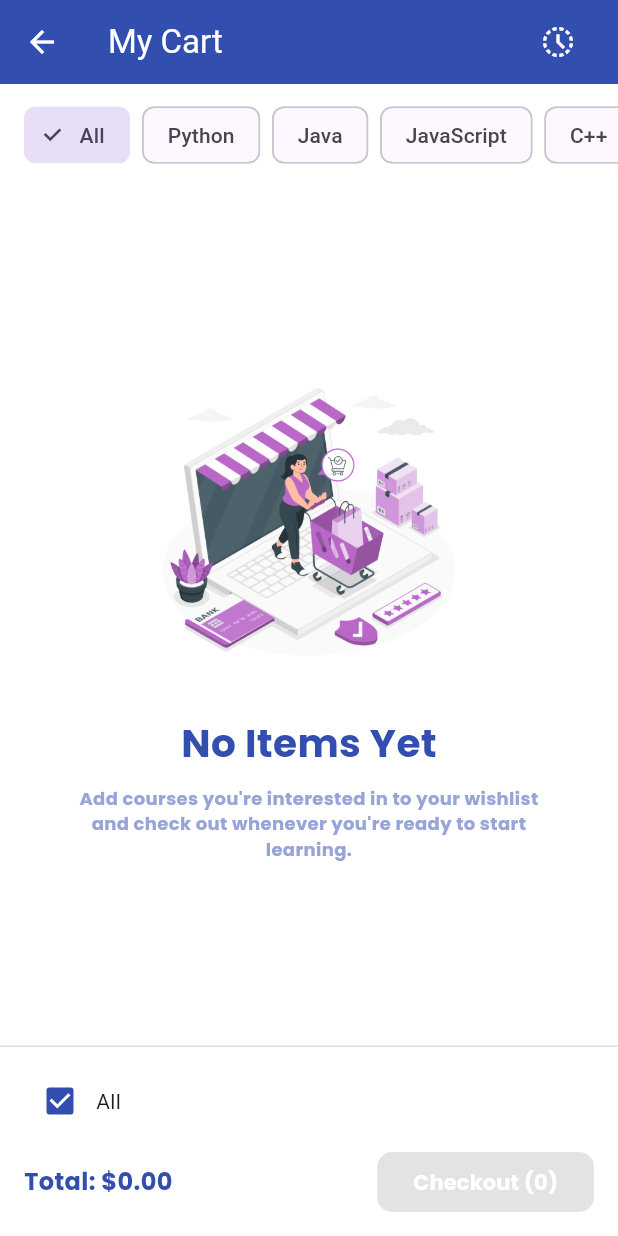
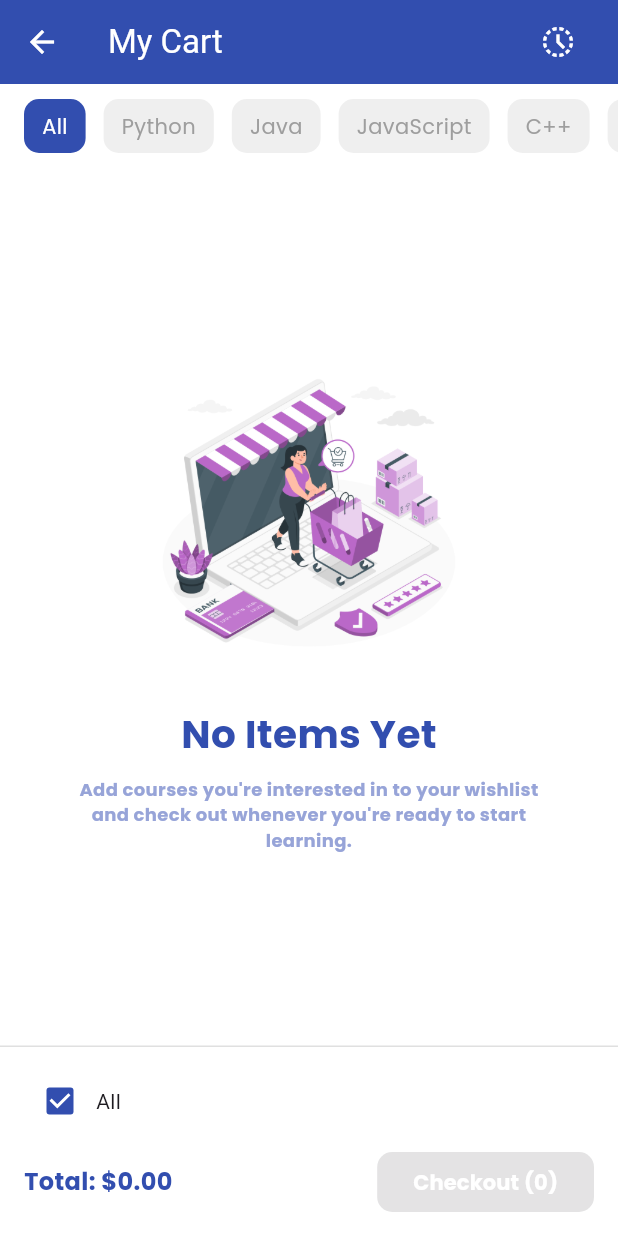
Before and after one commit to Thienry18/project-mobile, a Flutter app: the MyCoursePage screen opened directly, item 3 of the bottom bar chosen, after a tap on the "shopping cart" icon, on a phone screen of 412 x 824 dp. Run offline on Flutter 3.47's test engine with Material 3 defaults, Android fonts, the phone set to English and light mode, and no system bars; our stand-ins replace country_picker, flutter_speed_dial, flutter_svg, google_fonts, image_picker, share_plus and 2 more; accounts and stored records are empty.

Commit message:
fix detail

```diff
--- a/lib/screens/cart.dart
+++ b/lib/screens/cart.dart
@@ -11,6 +11,7 @@ import 'package:projek_mobile/screens/my_course_page.dart';
 import 'package:projek_mobile/widgets/cart_item_tile.dart';
 import 'package:projek_mobile/widgets/custom_bottom_bar.dart';
 import 'package:projek_mobile/data/my_course_data.dart';
+import 'package:projek_mobile/widgets/category_chips.dart';
 import 'package:provider/provider.dart';
 import 'package:shared_preferences/shared_preferences.dart';
 
@@ -156,19 +157,13 @@ class _CartPageState extends State<CartPage> {
 
   void _handleCheckout() async {
     final prefs = await SharedPreferences.getInstance();
-
-    // Ambil riwayat pembelian sebelumnya
     final historyData = prefs.getString('purchase_history');
     final List<Map<String, dynamic>> history =
         historyData != null
             ? List<Map<String, dynamic>>.from(jsonDecode(historyData))
             : [];
-
-    // Kumpulkan semua judul course yang pernah dibeli
     final purchasedTitles = history.map((e) => e['title']).toSet();
     final myCourseTitles = myCourses.map((e) => e.title).toSet();
-
-    // Ambil item yang dipilih dan belum pernah dibeli
     final selectedItems =
         cartCourses.where((item) {
           final notInHistory = !purchasedTitles.contains(item.title);
@@ -188,26 +183,18 @@ class _CartPageState extends State<CartPage> {
       return;
     }
 
-    // Tambahkan ke My Courses
     for (final course in selectedItems) {
       myCourses.add(course);
     }
-
-    // Hapus dari cart yang sudah dibeli
     cartCourses.removeWhere((item) => selectedIndexes.contains(item.index));
-
     setState(() {
       selectedIndexes.clear();
       selectedPromo = null;
       promoDiscount = 0.0;
       _selectAllVisibleItems();
     });
-
-    // Simpan notifikasi dan history
     await _addCheckoutNotification(selectedItems);
     await _saveToHistory(selectedItems);
-
-    // Pindah ke halaman My Course
     Navigator.pushReplacement(
       context,
       MaterialPageRoute(builder: (_) => MyCoursePage()),
@@ -218,11 +205,9 @@ class _CartPageState extends State<CartPage> {
     final prefs = await SharedPreferences.getInstance();
     final data = prefs.getString('purchase_history');
     List<Map<String, dynamic>> history = [];
-
     if (data != null) {
       history = List<Map<String, dynamic>>.from(jsonDecode(data));
     }
-
     for (final course in purchasedCourses) {
       history.add({
         'image': course.images,
@@ -237,7 +222,6 @@ class _CartPageState extends State<CartPage> {
         "status": "completed",
       });
     }
-
     await prefs.setString('purchase_history', jsonEncode(history));
   }
 
@@ -245,31 +229,22 @@ class _CartPageState extends State<CartPage> {
     final prefs = await SharedPreferences.getInstance();
     final data = prefs.getString('notifications');
     List<Map<String, dynamic>> currentNotifications = [];
-
     if (data != null) {
       currentNotifications = List<Map<String, dynamic>>.from(
         jsonDecode(data).map((e) => Map<String, dynamic>.from(e)),
       );
     }
-
-    // Ambil URL gambar dari course pertama (pastikan ada)
     final imageUrl =
-        purchasedCourses.isNotEmpty
-            ? purchasedCourses
-                .first
-                .images // <- pastikan field 'image' berisi URL
-            : null;
-
+        purchasedCourses.isNotEmpty ? purchasedCourses.first.images : null;
     final newNotification = {
       'title': 'Order Completed!',
       'message':
           'Thanks for your purchase! Your course is now available in My Course. Take your time, start whenever you’re ready, and enjoy every step of your learning journey.',
-      'image': imageUrl ?? '', // default ke kosong jika tidak ada
+      'image': imageUrl ?? '',
       'date': _getCurrentFormattedDateTime(),
       'unread': true,
-      'isNetworkImage': true, // <-- flag penting agar tahu ini network image
+      'isNetworkImage': true,
     };
-
     currentNotifications.insert(0, newNotification);
     await prefs.setString('notifications', jsonEncode(currentNotifications));
   }
@@ -336,7 +311,20 @@ class _CartPageState extends State<CartPage> {
       body: Column(
         children: [
           const SizedBox(height: 10),
-          _buildCategoryChips(),
+          Padding(
+            padding: const EdgeInsets.only(left: 16), // Tambah padding kiri
+            child: CategoryChips(
+              categoryList: ['All', ...categoryList],
+              selectedIndexes: {selectedCategoryIndex},
+              onCategoryToggle: (index) {
+                setState(() {
+                  selectedCategoryIndex = index;
+                  _selectAllVisibleItems();
+                });
+              },
+            ),
+          ),
+
           const SizedBox(height: 10),
           Padding(
             padding: const EdgeInsets.symmetric(horizontal: 16),
@@ -374,39 +362,20 @@ class _CartPageState extends State<CartPage> {
     );
   }
 
-  Widget _buildCategoryChips() {
-    return SingleChildScrollView(
-      scrollDirection: Axis.horizontal,
-      padding: const EdgeInsets.symmetric(horizontal: 16),
-      child: Row(
-        children: List.generate(categoryList.length + 1, (index) {
-          final label = index == 0 ? 'All' : categoryList[index - 1];
-          final isSelected = selectedCategoryIndex == index;
-          return Padding(
-            padding: const EdgeInsets.only(right: 8),
-            child: ChoiceChip(
-              label: Text(label),
-              selected: isSelected,
-              onSelected: (_) {
-                setState(() {
-                  selectedCategoryIndex = index;
-                  _selectAllVisibleItems();
-                });
-              },
-            ),
-          );
-        }),
-      ),
-    );
-  }
-
   Widget _buildCartList(List<Course> cartItems) {
     return ListView.builder(
-      padding: const EdgeInsets.all(16),
+      padding: const EdgeInsets.symmetric(horizontal: 16, vertical: 8),
       itemCount: cartItems.length,
       itemBuilder: (context, index) {
         final course = cartItems[index];
-        return CartItemTile(
+        return Padding(
+          padding: const EdgeInsets.only(bottom: 12),
+          child: Builder(
+            builder: (context) {
+              final screenWidth = MediaQuery.of(context).size.width;
+              return Container(
+                width: screenWidth - 32, // 16 left + 16 right padding
+                child: CartItemTile(
                   course: course,
                   isSelected: selectedIndexes.contains(course.index),
                   onChanged: (isSelected) {
@@ -419,6 +388,10 @@ class _CartPageState extends State<CartPage> {
                       selectAll = selectedIndexes.length == cartItems.length;
                     });
                   },
+                ),
+              );
+            },
+          ),
         );
       },
     );
--- a/lib/screens/my_course_page.dart
+++ b/lib/screens/my_course_page.dart
@@ -56,9 +56,9 @@ class _MyCoursePageState extends State<MyCoursePage> {
         ),
         centerTitle: false,
         actions: [
-          IconCircleButton(
-            icon: Icons.search,
-            onTap: () {
+          IconButton(
+            icon: const Icon(Icons.search, color: Colors.white),
+            onPressed: () {
               Navigator.push(
                 context,
                 MaterialPageRoute(
@@ -68,10 +68,9 @@ class _MyCoursePageState extends State<MyCoursePage> {
               );
             },
           ),
-          const SizedBox(width: 10),
-          IconCircleButton(
-            icon: Icons.shopping_cart_outlined,
-            onTap: () {
+          IconButton(
+            icon: const Icon(Icons.shopping_cart_outlined, color: Colors.white),
+            onPressed: () {
               Navigator.push(
                 context,
                 MaterialPageRoute(builder: (context) => CartPage()),
@@ -81,6 +80,7 @@ class _MyCoursePageState extends State<MyCoursePage> {
           const SizedBox(width: 10),
         ],
       ),
+
       body: Padding(
         padding: const EdgeInsets.symmetric(horizontal: 16),
         child:
--- a/lib/screens/notification_page.dart
+++ b/lib/screens/notification_page.dart
@@ -150,20 +150,22 @@ class _NotificationPageState extends State<NotificationPage>
         ),
         actions: [
           const SizedBox(width: 10),
-          IconCircleButton(
-            icon: Icons.shopping_cart_outlined,
-            iconColor: Color(0xff324eaf),
-            onTap:
-                () => Navigator.push(
-                  context,
-                  MaterialPageRoute(builder: (_) => CartPage()),
-                ),
+          IconButton(
+            icon: const Icon(Icons.shopping_cart_outlined),
+            color: Colors.white, // atau Colors.white jika AppBar-nya gelap
+            onPressed: () {
+              Navigator.push(
+                context,
+                MaterialPageRoute(builder: (_) => CartPage()),
+              );
+            },
           ),
+
           const SizedBox(width: 10),
         ],
         bottom: TabBar(
           controller: _tabController,
-          labelColor: const Color(0xff324eaf),
+          labelColor: Colors.white,
           unselectedLabelColor: Colors.grey,
           // indicatorColor: const Color(0xff324eaf),
           tabs: const [
```
Also changed, not shown: lib/screens/explore_page.dart (+11 -4 lines), lib/screens/video_player.dart (+13 -0 lines). Lines whose indentation alone changed are shown as unchanged.
